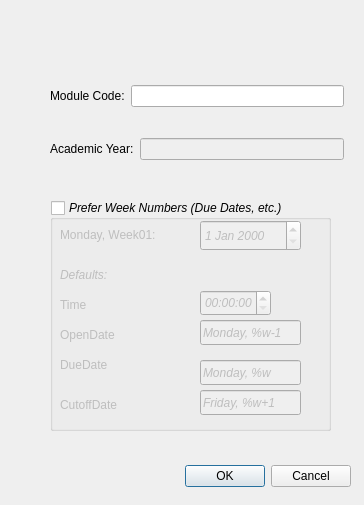
This is src/ui/create_new_module_dialog.ui in healyp/handin as Qt 5 draws it before an edit. The edited form follows.
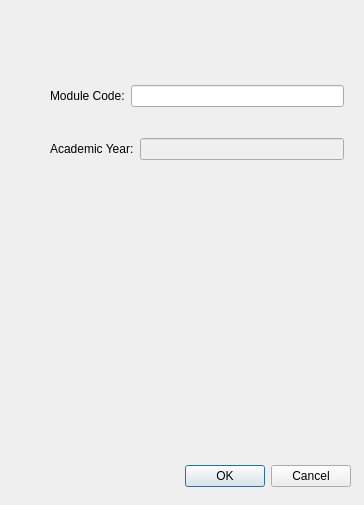
This is the edited form.

Commit message: added functionality for lecturers to create a definitions file

Diff of the .ui file:
```diff
--- a/src/ui/create_new_module_dialog.ui
+++ b/src/ui/create_new_module_dialog.ui
@@ -76,170 +76,6 @@
     </item>
    </layout>
   </widget>
-  <widget class="QGroupBox" name="groupBox_defaults">
-   <property name="geometry">
-    <rect>
-     <x>50</x>
-     <y>200</y>
-     <width>281</width>
-     <height>231</height>
-    </rect>
-   </property>
-   <property name="font">
-    <font>
-     <italic>true</italic>
-    </font>
-   </property>
-   <property name="title">
-    <string>Prefer Week Numbers (Due Dates, etc.)</string>
-   </property>
-   <property name="checkable">
-    <bool>true</bool>
-   </property>
-   <property name="checked">
-    <bool>false</bool>
-   </property>
-   <widget class="QLabel" name="label">
-    <property name="geometry">
-     <rect>
-      <x>10</x>
-      <y>20</y>
-      <width>121</width>
-      <height>31</height>
-     </rect>
-    </property>
-    <property name="text">
-     <string>&lt;html&gt;&lt;head/&gt;&lt;body&gt;&lt;p&gt;&lt;span style=&quot; font-style:normal;&quot;&gt;Monday, Week01:&lt;/span&gt;&lt;/p&gt;&lt;/body&gt;&lt;/html&gt;</string>
-    </property>
-   </widget>
-   <widget class="QDateEdit" name="dateEdit_startSemester">
-    <property name="geometry">
-     <rect>
-      <x>150</x>
-      <y>20</y>
-      <width>101</width>
-      <height>31</height>
-     </rect>
-    </property>
-   </widget>
-   <widget class="QLabel" name="label_2">
-    <property name="enabled">
-     <bool>false</bool>
-    </property>
-    <property name="geometry">
-     <rect>
-      <x>10</x>
-      <y>60</y>
-      <width>121</width>
-      <height>31</height>
-     </rect>
-    </property>
-    <property name="text">
-     <string>&lt;html&gt;&lt;head/&gt;&lt;body&gt;&lt;p&gt;Defaults:&lt;/p&gt;&lt;/body&gt;&lt;/html&gt;</string>
-    </property>
-   </widget>
-   <widget class="QLabel" name="label_5">
-    <property name="geometry">
-     <rect>
-      <x>10</x>
-      <y>90</y>
-      <width>121</width>
-      <height>31</height>
-     </rect>
-    </property>
-    <property name="text">
-     <string>&lt;html&gt;&lt;head/&gt;&lt;body&gt;&lt;p&gt;&lt;span style=&quot; font-style:normal;&quot;&gt;Time&lt;/span&gt;&lt;/p&gt;&lt;/body&gt;&lt;/html&gt;</string>
-    </property>
-   </widget>
-   <widget class="QTimeEdit" name="timeEdit">
-    <property name="geometry">
-     <rect>
-      <x>150</x>
-      <y>90</y>
-      <width>71</width>
-      <height>26</height>
-     </rect>
-    </property>
-   </widget>
-   <widget class="QLabel" name="label_6">
-    <property name="geometry">
-     <rect>
-      <x>10</x>
-      <y>120</y>
-      <width>91</width>
-      <height>31</height>
-     </rect>
-    </property>
-    <property name="text">
-     <string>&lt;html&gt;&lt;head/&gt;&lt;body&gt;&lt;p&gt;&lt;span style=&quot; font-style:normal;&quot;&gt;OpenDate&lt;/span&gt;&lt;/p&gt;&lt;/body&gt;&lt;/html&gt;</string>
-    </property>
-   </widget>
-   <widget class="QLabel" name="label_7">
-    <property name="geometry">
-     <rect>
-      <x>10</x>
-      <y>150</y>
-      <width>91</width>
-      <height>31</height>
-     </rect>
-    </property>
-    <property name="text">
-     <string>&lt;html&gt;&lt;head/&gt;&lt;body&gt;&lt;p&gt;&lt;span style=&quot; font-style:normal;&quot;&gt;DueDate&lt;/span&gt;&lt;/p&gt;&lt;/body&gt;&lt;/html&gt;</string>
-    </property>
-   </widget>
-   <widget class="QLineEdit" name="lineEdit_2">
-    <property name="geometry">
-     <rect>
-      <x>150</x>
-      <y>120</y>
-      <width>101</width>
-      <height>25</height>
-     </rect>
-    </property>
-    <property name="text">
-     <string>Monday, %w-1</string>
-    </property>
-   </widget>
-   <widget class="QLineEdit" name="lineEdit_3">
-    <property name="geometry">
-     <rect>
-      <x>150</x>
-      <y>160</y>
-      <width>101</width>
-      <height>25</height>
-     </rect>
-    </property>
-    <property name="text">
-     <string>Monday, %w</string>
-    </property>
-   </widget>
-   <widget class="QLabel" name="label_8">
-    <property name="geometry">
-     <rect>
-      <x>10</x>
-      <y>190</y>
-      <width>91</width>
-      <height>31</height>
-     </rect>
-    </property>
-    <property name="text">
-     <string>&lt;html&gt;&lt;head/&gt;&lt;body&gt;&lt;p&gt;&lt;span style=&quot; font-style:normal;&quot;&gt;CutoffDate&lt;/span&gt;&lt;/p&gt;&lt;/body&gt;&lt;/html&gt;</string>
-    </property>
-   </widget>
-   <widget class="QLineEdit" name="lineEdit_4">
-    <property name="geometry">
-     <rect>
-      <x>150</x>
-      <y>190</y>
-      <width>101</width>
-      <height>25</height>
-     </rect>
-    </property>
-    <property name="text">
-     <string>Friday, %w+1</string>
-    </property>
-   </widget>
-  </widget>
  </widget>
  <resources/>
  <connections>
```
The commit also changes 21 other files.
